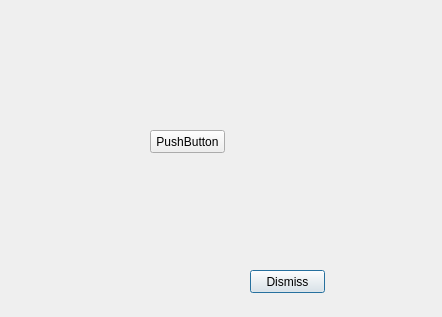
The window that imagejockey/wavelet/wavelettransformdialog.ui (PauloCarvalhoRJ/gammaray) describes before a commit, drawn with Qt 5.
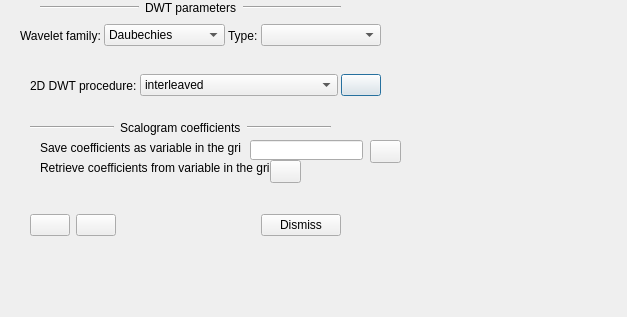
The same window after the commit. Icons and pictures are not drawn.

The edit to the form file:
```diff
--- a/imagejockey/wavelet/wavelettransformdialog.ui
+++ b/imagejockey/wavelet/wavelettransformdialog.ui
@@ -6,37 +6,377 @@
    <rect>
     <x>0</x>
     <y>0</y>
-    <width>442</width>
+    <width>627</width>
     <height>317</height>
    </rect>
   </property>
   <property name="windowTitle">
    <string>Dialog</string>
   </property>
-  <widget class="QPushButton" name="btnDismiss">
+  <widget class="QWidget" name="horizontalLayoutWidget">
+   <property name="geometry">
+    <rect>
+     <x>20</x>
+     <y>20</y>
+     <width>361</width>
+     <height>31</height>
+    </rect>
+   </property>
+   <layout class="QHBoxLayout" name="horizontalLayout">
+    <property name="spacing">
+     <number>3</number>
+    </property>
+    <item>
+     <widget class="QLabel" name="label">
+      <property name="sizePolicy">
+       <sizepolicy hsizetype="Minimum" vsizetype="Preferred">
+        <horstretch>0</horstretch>
+        <verstretch>0</verstretch>
+       </sizepolicy>
+      </property>
+      <property name="text">
+       <string>Wavelet family:</string>
+      </property>
+     </widget>
+    </item>
+    <item>
+     <widget class="QComboBox" name="cmbWaveletFamily">
+      <property name="sizePolicy">
+       <sizepolicy hsizetype="Expanding" vsizetype="Fixed">
+        <horstretch>0</horstretch>
+        <verstretch>0</verstretch>
+       </sizepolicy>
+      </property>
+      <item>
+       <property name="text">
+        <string>Daubechies</string>
+       </property>
+      </item>
+      <item>
+       <property name="text">
+        <string>Haar</string>
+       </property>
+      </item>
+      <item>
+       <property name="text">
+        <string>B-Spline</string>
+       </property>
+      </item>
+     </widget>
+    </item>
+    <item>
+     <widget class="QLabel" name="label_2">
+      <property name="sizePolicy">
+       <sizepolicy hsizetype="Minimum" vsizetype="Preferred">
+        <horstretch>0</horstretch>
+        <verstretch>0</verstretch>
+       </sizepolicy>
+      </property>
+      <property name="text">
+       <string>Type:</string>
+      </property>
+     </widget>
+    </item>
+    <item>
+     <widget class="QComboBox" name="cmbWaveletType">
+      <property name="sizePolicy">
+       <sizepolicy hsizetype="Expanding" vsizetype="Fixed">
+        <horstretch>0</horstretch>
+        <verstretch>0</verstretch>
+       </sizepolicy>
+      </property>
+     </widget>
+    </item>
+   </layout>
+  </widget>
+  <widget class="QWidget" name="horizontalLayoutWidget_2">
+   <property name="geometry">
+    <rect>
+     <x>30</x>
+     <y>70</y>
+     <width>351</width>
+     <height>31</height>
+    </rect>
+   </property>
+   <layout class="QHBoxLayout" name="horizontalLayout_2">
+    <property name="spacing">
+     <number>3</number>
+    </property>
+    <item>
+     <widget class="QLabel" name="label_3">
+      <property name="sizePolicy">
+       <sizepolicy hsizetype="Minimum" vsizetype="Preferred">
+        <horstretch>0</horstretch>
+        <verstretch>0</verstretch>
+       </sizepolicy>
+      </property>
+      <property name="text">
+       <string>2D DWT procedure:</string>
+      </property>
+     </widget>
+    </item>
+    <item>
+     <widget class="QComboBox" name="cmbMethod">
+      <property name="sizePolicy">
+       <sizepolicy hsizetype="Expanding" vsizetype="Fixed">
+        <horstretch>0</horstretch>
+        <verstretch>0</verstretch>
+       </sizepolicy>
+      </property>
+      <item>
+       <property name="text">
+        <string>interleaved</string>
+       </property>
+      </item>
+      <item>
+       <property name="text">
+        <string>first by rows, then by columns</string>
+       </property>
+      </item>
+     </widget>
+    </item>
+    <item>
+     <widget class="QPushButton" name="btnPerformTransform">
+      <property name="toolTip">
+       <string>Compute escalograms</string>
+      </property>
+      <property name="text">
+       <string/>
+      </property>
+      <property name="icon">
+       <iconset resource="../ijresources.qrc">
+        <normaloff>:/ijicons32/ijupdate32</normaloff>:/ijicons32/ijupdate32</iconset>
+      </property>
+     </widget>
+    </item>
+   </layout>
+  </widget>
+  <widget class="QWidget" name="horizontalLayoutWidget_3">
+   <property name="geometry">
+    <rect>
+     <x>40</x>
+     <y>0</y>
+     <width>301</width>
+     <height>16</height>
+    </rect>
+   </property>
+   <layout class="QHBoxLayout" name="horizontalLayout_3">
+    <item>
+     <widget class="Line" name="line_2">
+      <property name="sizePolicy">
+       <sizepolicy hsizetype="Expanding" vsizetype="Fixed">
+        <horstretch>0</horstretch>
+        <verstretch>0</verstretch>
+       </sizepolicy>
+      </property>
+      <property name="orientation">
+       <enum>Qt::Horizontal</enum>
+      </property>
+     </widget>
+    </item>
+    <item>
+     <widget class="QLabel" name="label_4">
+      <property name="sizePolicy">
+       <sizepolicy hsizetype="Minimum" vsizetype="Preferred">
+        <horstretch>0</horstretch>
+        <verstretch>0</verstretch>
+       </sizepolicy>
+      </property>
+      <property name="text">
+       <string>DWT parameters</string>
+      </property>
+     </widget>
+    </item>
+    <item>
+     <widget class="Line" name="line">
+      <property name="sizePolicy">
+       <sizepolicy hsizetype="Expanding" vsizetype="Fixed">
+        <horstretch>0</horstretch>
+        <verstretch>0</verstretch>
+       </sizepolicy>
+      </property>
+      <property name="orientation">
+       <enum>Qt::Horizontal</enum>
+      </property>
+     </widget>
+    </item>
+   </layout>
+  </widget>
+  <widget class="QWidget" name="horizontalLayoutWidget_4">
+   <property name="geometry">
+    <rect>
+     <x>30</x>
+     <y>120</y>
+     <width>301</width>
+     <height>16</height>
+    </rect>
+   </property>
+   <layout class="QHBoxLayout" name="horizontalLayout_4">
+    <item>
+     <widget class="Line" name="line_3">
+      <property name="sizePolicy">
+       <sizepolicy hsizetype="Expanding" vsizetype="Fixed">
+        <horstretch>0</horstretch>
+        <verstretch>0</verstretch>
+       </sizepolicy>
+      </property>
+      <property name="orientation">
+       <enum>Qt::Horizontal</enum>
+      </property>
+     </widget>
+    </item>
+    <item>
+     <widget class="QLabel" name="label_5">
+      <property name="sizePolicy">
+       <sizepolicy hsizetype="Minimum" vsizetype="Preferred">
+        <horstretch>0</horstretch>
+        <verstretch>0</verstretch>
+       </sizepolicy>
+      </property>
+      <property name="text">
+       <string>Scalogram coefficients</string>
+      </property>
+     </widget>
+    </item>
+    <item>
+     <widget class="Line" name="line_4">
+      <property name="sizePolicy">
+       <sizepolicy hsizetype="Expanding" vsizetype="Fixed">
+        <horstretch>0</horstretch>
+        <verstretch>0</verstretch>
+       </sizepolicy>
+      </property>
+      <property name="orientation">
+       <enum>Qt::Horizontal</enum>
+      </property>
+     </widget>
+    </item>
+   </layout>
+  </widget>
+  <widget class="QWidget" name="horizontalLayoutWidget_5">
+   <property name="geometry">
+    <rect>
+     <x>30</x>
+     <y>210</y>
+     <width>311</width>
+     <height>31</height>
+    </rect>
+   </property>
+   <layout class="QHBoxLayout" name="horizontalLayout_5">
+    <item>
+     <widget class="QPushButton" name="btnPreview">
+      <property name="toolTip">
+       <string>Preview backtransformed result</string>
+      </property>
+      <property name="text">
+       <string/>
+      </property>
+      <property name="icon">
+       <iconset resource="../ijresources.qrc">
+        <normaloff>:/ijicons32/ijpreview32</normaloff>:/ijicons32/ijpreview32</iconset>
+      </property>
+     </widget>
+    </item>
+    <item>
+     <widget class="QPushButton" name="btnSave">
+      <property name="toolTip">
+       <string>Save backtransformed result</string>
+      </property>
+      <property name="text">
+       <string/>
+      </property>
+      <property name="icon">
+       <iconset resource="../ijresources.qrc">
+        <normaloff>:/ijicons32/ijsave32</normaloff>:/ijicons32/ijsave32</iconset>
+      </property>
+     </widget>
+    </item>
+    <item>
+     <spacer name="horizontalSpacer">
+      <property name="orientation">
+       <enum>Qt::Horizontal</enum>
+      </property>
+      <property name="sizeHint" stdset="0">
+       <size>
+        <width>40</width>
+        <height>20</height>
+       </size>
+      </property>
+     </spacer>
+    </item>
+    <item>
+     <widget class="QPushButton" name="btnDismiss">
+      <property name="text">
+       <string>Dismiss</string>
+      </property>
+     </widget>
+    </item>
+   </layout>
+  </widget>
+  <widget class="QLabel" name="label_6">
+   <property name="geometry">
+    <rect>
+     <x>40</x>
+     <y>140</y>
+     <width>201</width>
+     <height>16</height>
+    </rect>
+   </property>
+   <property name="text">
+    <string>Save coefficients as variable in the grid:</string>
+   </property>
+  </widget>
+  <widget class="QLineEdit" name="txtCoeffVariableName">
    <property name="geometry">
     <rect>
      <x>250</x>
-     <y>270</y>
-     <width>75</width>
+     <y>140</y>
+     <width>113</width>
+     <height>20</height>
+    </rect>
+   </property>
+  </widget>
+  <widget class="QPushButton" name="btnSaveCoeffsAsVar">
+   <property name="geometry">
+    <rect>
+     <x>370</x>
+     <y>140</y>
+     <width>31</width>
      <height>23</height>
     </rect>
    </property>
    <property name="text">
-    <string>Dismiss</string>
+    <string/>
    </property>
   </widget>
-  <widget class="QPushButton" name="btnPerformTransform">
+  <widget class="QLabel" name="label_7">
    <property name="geometry">
     <rect>
-     <x>150</x>
-     <y>130</y>
-     <width>75</width>
+     <x>40</x>
+     <y>160</y>
+     <width>231</width>
+     <height>16</height>
+    </rect>
+   </property>
+   <property name="text">
+    <string>Retrieve coefficients from variable in the grid:</string>
+   </property>
+  </widget>
+  <widget class="QPushButton" name="btnReadCoeffsFromVar">
+   <property name="geometry">
+    <rect>
+     <x>270</x>
+     <y>160</y>
+     <width>31</width>
      <height>23</height>
     </rect>
    </property>
    <property name="text">
-    <string>PushButton</string>
+    <string/>
+   </property>
+   <property name="icon">
+    <iconset resource="../ijresources.qrc">
+     <normaloff>:/ijicons32/ijreadgrid32</normaloff>:/ijicons32/ijreadgrid32</iconset>
    </property>
   </widget>
  </widget>
```
Left out of the diff: 33 changed lines with no effect on the pictures.
